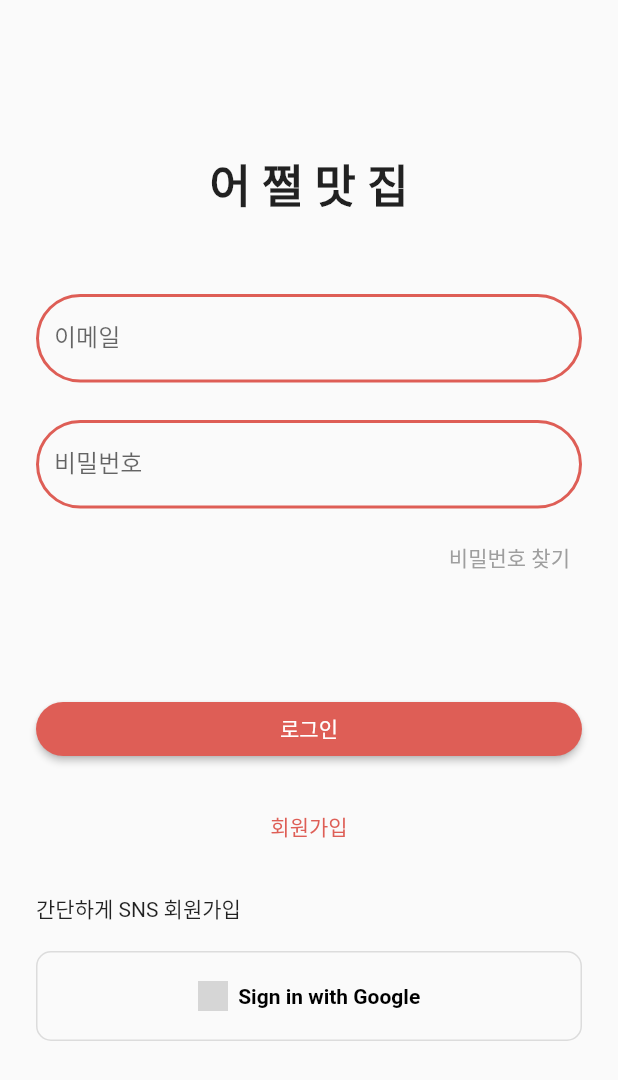
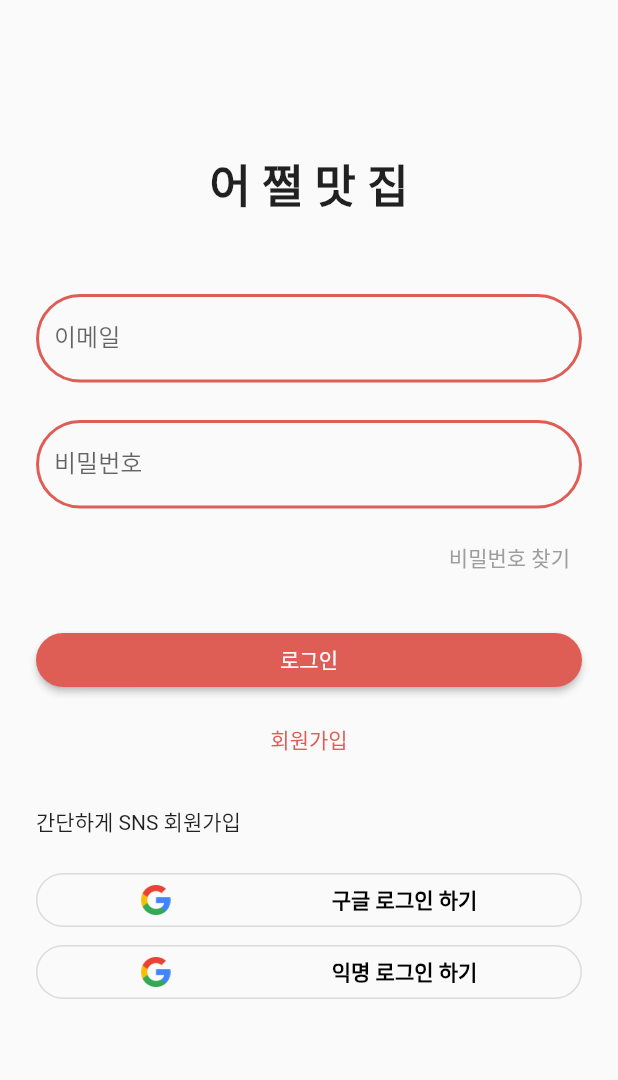
Before and after one commit to muyaho-universe/team_project, a Flutter app: the screen it shows after launch, on a phone screen of 412 x 824 dp. Shown: the top 1080 px of the screen. Run offline on Flutter 3.47's test engine with Material 2 defaults, Android fonts, the phone set to English and light mode, and no system bars; our stand-ins replace firebase_auth; missing offline and left inert: firebase_ui_auth; accounts and stored records are empty; Roboto replaces fonts that are missing (Baemin); grey boxes are pictures that could not be loaded.

Commit message:
Complete login.dart

```diff
--- a/lib/login.dart
+++ b/lib/login.dart
@@ -97,7 +97,7 @@ class _LoginPageState extends State<LoginPage> {
               ],
             ),
             SizedBox(
-              height: 66,
+              height: 20,
             ),
             ElevatedButton(
               onPressed: () {},
@@ -111,7 +111,7 @@ class _LoginPageState extends State<LoginPage> {
               ),
             ),
             SizedBox(
-              height: 17,
+              height: 5,
             ),
             TextButton(
               onPressed: () {},
@@ -133,14 +133,14 @@ class _LoginPageState extends State<LoginPage> {
             OutlinedButton(
               onPressed: () {}, //signInWithGoogle,
               child: Row(
-                mainAxisAlignment: MainAxisAlignment.center,
+                mainAxisAlignment: MainAxisAlignment.spaceAround,
                 children: [
                   Image.asset(
-                    'assets/icon/google_logo_icon.png',
+                    'assets/google_logo_icon.png',
                     width: 20,
                   ),
                   Text(
-                    "  Sign in with Google",
+                    "구글 로그인 하기",
                     style: TextStyle(
                       color: Colors.black,
                       fontWeight: FontWeight.bold,
@@ -149,9 +149,34 @@ class _LoginPageState extends State<LoginPage> {
                 ],
               ),
               style: OutlinedButton.styleFrom(
-                padding: EdgeInsets.symmetric(vertical: 20),
-                shape: const RoundedRectangleBorder(
-                  borderRadius: BorderRadius.all(Radius.circular(10)),
+                // padding: EdgeInsets.symmetric(vertical: 20),
+                shape: RoundedRectangleBorder(
+                  borderRadius: BorderRadius.circular(20),
+                ),
+              ),
+            ),
+            OutlinedButton(
+              onPressed: () {}, //signInWithGoogle,
+              child: Row(
+                mainAxisAlignment: MainAxisAlignment.spaceAround,
+                children: [
+                  Image.asset(
+                    'assets/google_logo_icon.png',
+                    width: 20,
+                  ),
+                  Text(
+                    "익명 로그인 하기",
+                    style: TextStyle(
+                      color: Colors.black,
+                      fontWeight: FontWeight.bold,
+                    ),
+                  ),
+                ],
+              ),
+              style: OutlinedButton.styleFrom(
+                // padding: EdgeInsets.symmetric(vertical: 20),
+                shape: RoundedRectangleBorder(
+                  borderRadius: BorderRadius.circular(20),
                 ),
               ),
             ),
--- a/pubspec.yaml
+++ b/pubspec.yaml
@@ -61,8 +61,8 @@ flutter:
   uses-material-design: true
 
   # To add assets to your application, add an assets section, like this:
-  # assets:
-  #   - images/a_dot_burr.jpeg
+  assets:
+    - assets/google_logo_icon.png
   #   - images/a_dot_ham.jpeg
 
   # An image asset can refer to one or more resolution-specific "variants", see
```
